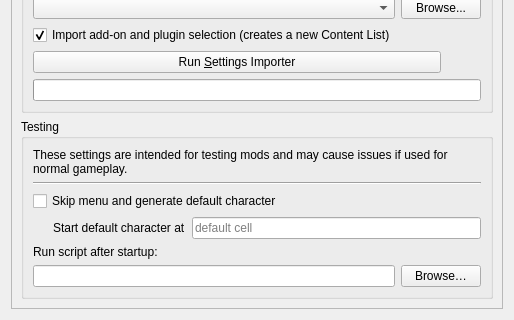
nikamigaming-create/nikami-openmw-lab, file files/ui/settingspage.ui: the form before one commit; both pictures show x 0 to 514 and y 212 to 532 of the 514 by 532 pixel window.
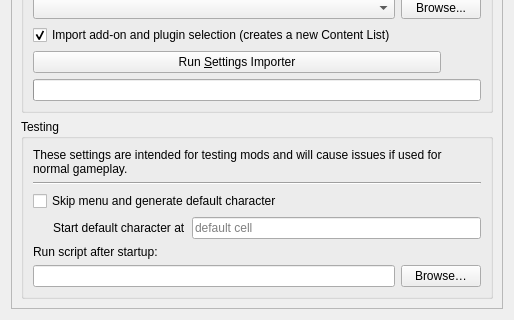
The form after the commit.

Commit message: Changing label "and may cause issues" to "and will cause issues"

```diff
--- a/files/ui/settingspage.ui
+++ b/files/ui/settingspage.ui
@@ -173,7 +173,7 @@
           <item>
            <widget class="QLabel" name="testingLabel">
             <property name="text">
-             <string>These settings are intended for testing mods and may cause issues if used for normal gameplay.</string>
+             <string>These settings are intended for testing mods and will cause issues if used for normal gameplay.</string>
             </property>
             <property name="wordWrap">
              <bool>true</bool>
```
